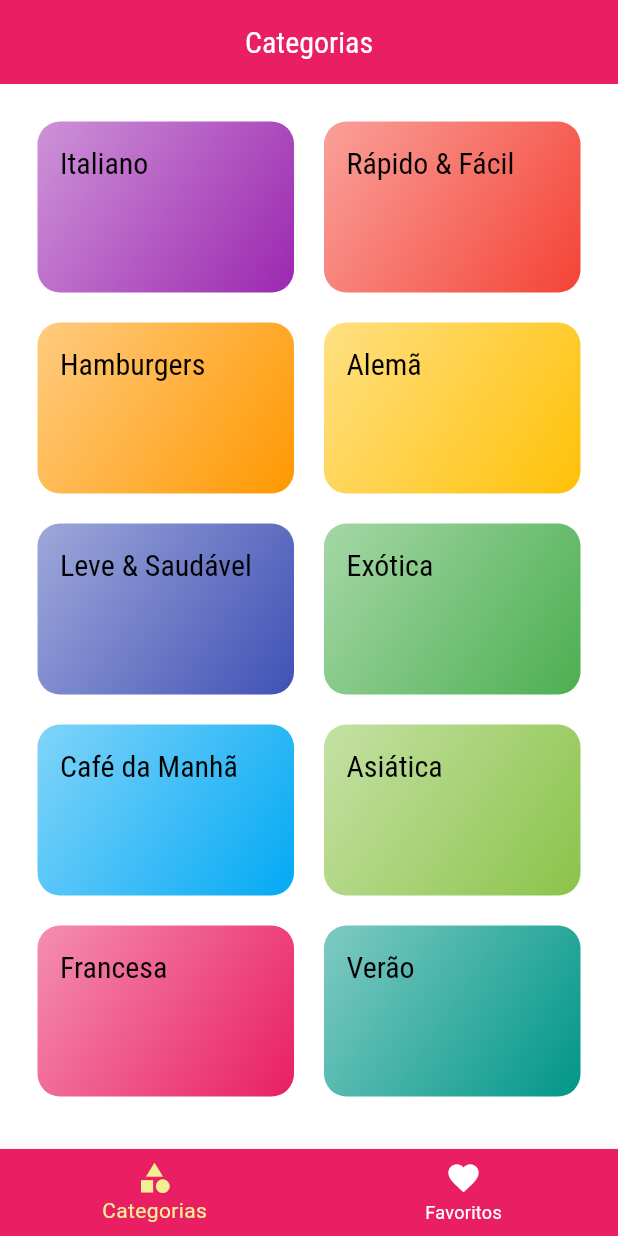
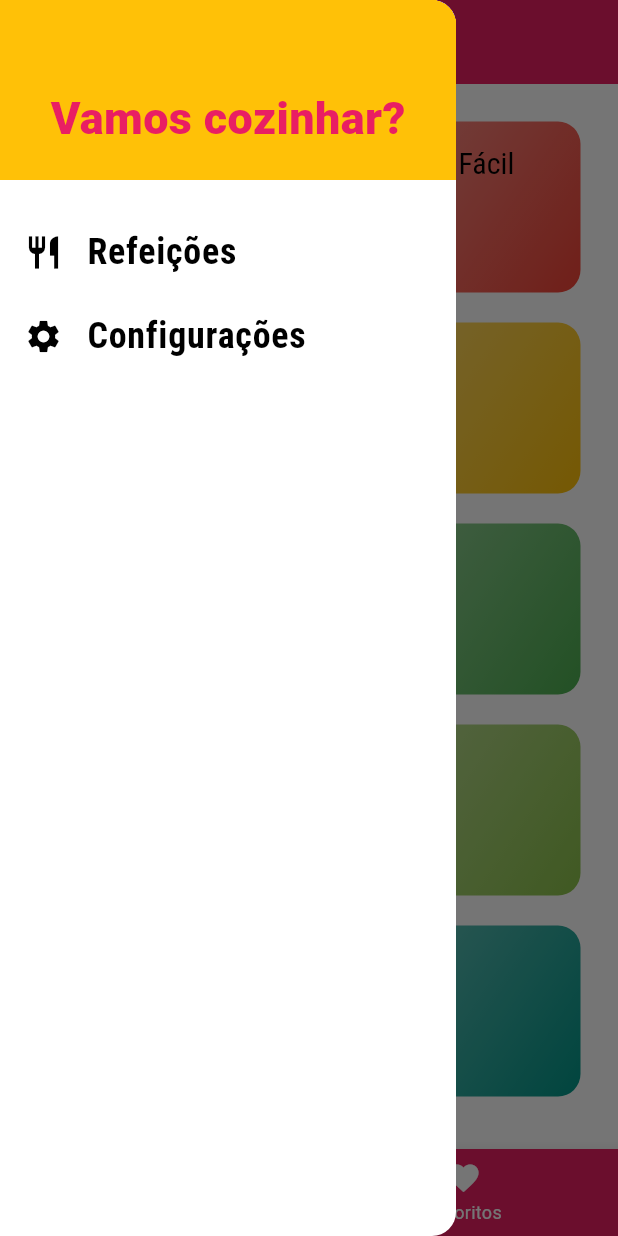
Before and after one commit to ErickFerreiradev/projetoRefeicoes, a Flutter app: the screen it shows after launch, with the side drawer open (before the commit the screen has no drawer), on a phone screen of 412 x 824 dp. Run offline on Flutter 3.47's test engine with Material 3 defaults, Android fonts, the phone set to English and light mode, and no system bars.

Commit message:
Drawer implementado]

```diff
--- /dev/null
+++ b/meals/lib/components/main_drawer.dart
@@ -0,0 +1,52 @@
+import 'package:flutter/material.dart';
+import '../utils/app_routes.dart';
+
+class MainDrawer extends StatelessWidget {
+  const MainDrawer({super.key});
+
+  Widget _createItem(IconData icon, String label, Function() onTap) {
+    return ListTile(
+      leading: Icon(
+        icon,
+        size: 26,
+      ),
+      title: Text(
+        label,
+        style: TextStyle(
+          fontFamily: 'RobotoCondensed',
+          fontSize: 24,
+          fontWeight: FontWeight.bold,
+        )
+      ),
+      onTap: onTap,
+    );
+  }
+
+  @override
+  Widget build(BuildContext context) {
+    return Drawer(
+      child: Column(
+        children: [
+          Container(
+            height: 120,
+            width: double.infinity,
+            padding: EdgeInsets.all(20),
+            color: Theme.of(context).colorScheme.secondary,
+            alignment: Alignment.bottomCenter,
+            child: Text(
+              'Vamos cozinhar?',
+              style: TextStyle(
+                fontWeight: FontWeight.w900,
+                fontSize: 30,
+                color: Colors.pink,
+              ),
+              ),
+          ),
+          SizedBox(height: 20),
+          _createItem(Icons.restaurant, 'Refeições', () => Navigator.of(context).pushReplacementNamed(AppRoutes.home)),
+          _createItem(Icons.settings, 'Configurações', () => Navigator.of(context).pushReplacementNamed(AppRoutes.settings)),
+        ],
+      )
+    );
+  }
+}
--- a/meals/lib/main.dart
+++ b/meals/lib/main.dart
@@ -1,4 +1,5 @@
 import 'package:flutter/material.dart';
+import 'package:meals/screens/settings.dart';
 import 'screens/categories_screen.dart';
 import 'screens/categories_meals_screen.dart';
 import 'utils/app_routes.dart';
@@ -44,6 +45,7 @@ class MyApp extends StatelessWidget {
         AppRoutes.home: (ctx) => TabsScreen(),
         AppRoutes.categories_meals: (ctx) => CategoriesMealsScreen(),
         AppRoutes.meal_detail: (ctx) => MealDetailScreen(),
+        AppRoutes.settings: (ctx) => SettingsScreen(),
       },
       onUnknownRoute: (settings) {
         return MaterialPageRoute(
--- /dev/null
+++ b/meals/lib/screens/settings.dart
@@ -0,0 +1,19 @@
+import 'package:flutter/material.dart';
+import '../components/main_drawer.dart';
+
+class SettingsScreen extends StatelessWidget {
+  const SettingsScreen({super.key});
+
+  @override
+  Widget build(BuildContext context) {
+    return Scaffold(
+      appBar: AppBar(
+        title: Text('Configurações'),
+      ),
+      drawer: MainDrawer(),
+      body: Center(
+        child: Text('Configurações'),
+        ),
+    );
+  }
+}
--- a/meals/lib/screens/tabs_screen.dart
+++ b/meals/lib/screens/tabs_screen.dart
@@ -1,6 +1,7 @@
 import 'package:flutter/material.dart';
 import 'categories_screen.dart';
 import 'favorite_screen.dart';
+import '../components/main_drawer.dart';
 
 class TabsScreen extends StatefulWidget {
   const TabsScreen({super.key});
@@ -30,6 +31,7 @@ class _TabsScreenState extends State<TabsScreen> {
       appBar: AppBar(
         title: Text(_screen[_selectedScreenIndex]['title'] as String),
           ),
+        drawer: MainDrawer(),
       body: _screen[_selectedScreenIndex]['screen'] as Widget,
       bottomNavigationBar: BottomNavigationBar(
         onTap: _selectScreen,
--- a/meals/lib/utils/app_routes.dart
+++ b/meals/lib/utils/app_routes.dart
@@ -2,4 +2,5 @@ class AppRoutes {
   static const home = '/';
   static const categories_meals = '/categories-meals';
   static const meal_detail = '/meal-detail';
+  static const settings = '/settings';
 }
```
